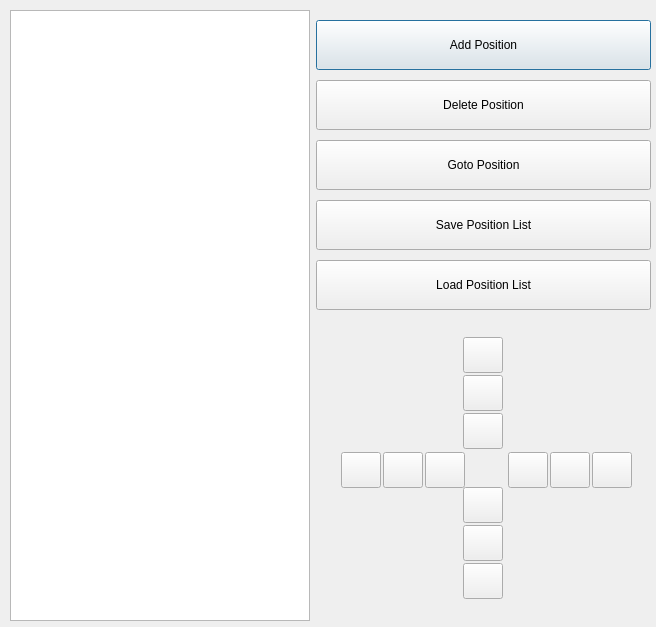
Before: the Qt Designer form src/app/src/stagecontrol.ui in CuriBio/nautilus_acquisition, drawn with Qt 5.
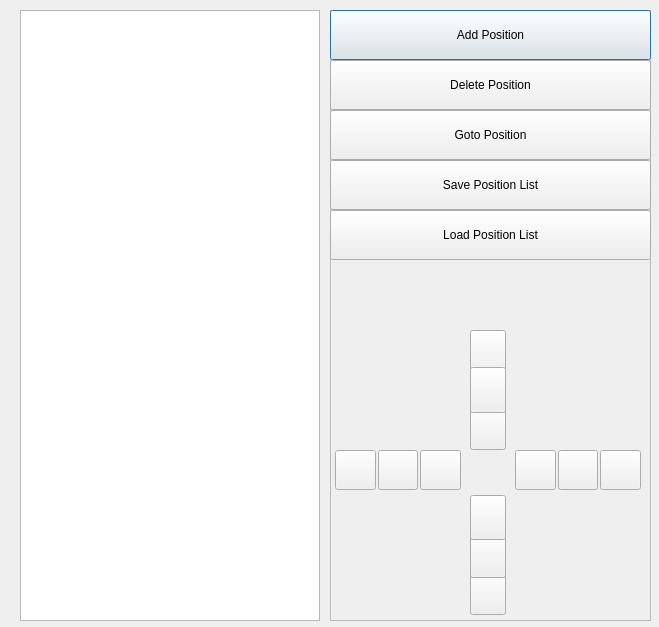
After: the same form once the commit is applied.

Commit message: fix stage nav modal

Patch:
```diff
--- a/src/app/src/stagecontrol.ui
+++ b/src/app/src/stagecontrol.ui
@@ -6,7 +6,7 @@
    <rect>
     <x>0</x>
     <y>0</y>
-    <width>656</width>
+    <width>659</width>
     <height>627</height>
    </rect>
   </property>
@@ -18,24 +18,62 @@
     <rect>
      <x>10</x>
      <y>10</y>
-     <width>641</width>
+     <width>321</width>
      <height>611</height>
     </rect>
    </property>
    <layout class="QGridLayout" name="gridLayout">
-    <item row="0" column="1">
-     <layout class="QVBoxLayout" name="stageLocControls">
-      <property name="spacing">
-       <number>10</number>
+    <item row="0" column="0">
+     <widget class="QListWidget" name="stageLocations">
+      <property name="maximumSize">
+       <size>
+        <width>300</width>
+        <height>16777215</height>
+       </size>
       </property>
-      <property name="sizeConstraint">
-       <enum>QLayout::SetFixedSize</enum>
+      <property name="styleSheet">
+       <string notr="true">font-size: 16px;</string>
       </property>
-      <property name="topMargin">
-       <number>10</number>
+      <property name="editTriggers">
+       <set>QAbstractItemView::DoubleClicked|QAbstractItemView::EditKeyPressed</set>
       </property>
-      <item>
+      <property name="dragDropOverwriteMode">
+       <bool>false</bool>
+      </property>
+      <property name="uniformItemSizes">
+       <bool>true</bool>
+      </property>
+      <property name="itemAlignment">
+       <set>Qt::AlignLeading</set>
+      </property>
+     </widget>
+    </item>
+   </layout>
+  </widget>
+  <widget class="QFrame" name="frame">
+   <property name="geometry">
+    <rect>
+     <x>330</x>
+     <y>10</y>
+     <width>321</width>
+     <height>611</height>
+    </rect>
+   </property>
+   <property name="frameShape">
+    <enum>QFrame::StyledPanel</enum>
+   </property>
+   <property name="frameShadow">
+    <enum>QFrame::Raised</enum>
+   </property>
        <widget class="QPushButton" name="addBtn">
+    <property name="geometry">
+     <rect>
+      <x>0</x>
+      <y>0</y>
+      <width>321</width>
+      <height>50</height>
+     </rect>
+    </property>
         <property name="sizePolicy">
          <sizepolicy hsizetype="Minimum" vsizetype="Preferred">
           <horstretch>0</horstretch>
@@ -58,9 +96,15 @@
          <string>Add Position</string>
         </property>
        </widget>
-      </item>
-      <item>
        <widget class="QPushButton" name="deleteBtn">
+    <property name="geometry">
+     <rect>
+      <x>0</x>
+      <y>50</y>
+      <width>321</width>
+      <height>50</height>
+     </rect>
+    </property>
         <property name="sizePolicy">
          <sizepolicy hsizetype="Minimum" vsizetype="Preferred">
           <horstretch>0</horstretch>
@@ -83,9 +127,15 @@
          <string>Delete Position</string>
         </property>
        </widget>
-      </item>
-      <item>
        <widget class="QPushButton" name="gotoPosBtn">
+    <property name="geometry">
+     <rect>
+      <x>0</x>
+      <y>100</y>
+      <width>321</width>
+      <height>50</height>
+     </rect>
+    </property>
         <property name="sizePolicy">
          <sizepolicy hsizetype="Preferred" vsizetype="Preferred">
           <horstretch>0</horstretch>
@@ -108,9 +158,15 @@
          <string>Goto Position</string>
         </property>
        </widget>
-      </item>
-      <item>
        <widget class="QPushButton" name="saveListBtn">
+    <property name="geometry">
+     <rect>
+      <x>0</x>
+      <y>150</y>
+      <width>321</width>
+      <height>50</height>
+     </rect>
+    </property>
         <property name="sizePolicy">
          <sizepolicy hsizetype="Preferred" vsizetype="Preferred">
           <horstretch>0</horstretch>
@@ -133,9 +189,15 @@
          <string>Save Position List</string>
         </property>
        </widget>
-      </item>
-      <item>
        <widget class="QPushButton" name="loadListBtn">
+    <property name="geometry">
+     <rect>
+      <x>0</x>
+      <y>200</y>
+      <width>321</width>
+      <height>50</height>
+     </rect>
+    </property>
         <property name="sizePolicy">
          <sizepolicy hsizetype="Preferred" vsizetype="Preferred">
           <horstretch>0</horstretch>
@@ -158,50 +220,58 @@
          <string>Load Position List</string>
         </property>
        </widget>
-      </item>
-      <item>
-       <layout class="QGridLayout" name="gridLayout_4">
-        <item row="0" column="0">
-         <widget class="QWidget" name="stageControl" native="true">
-          <property name="maximumSize">
-           <size>
-            <width>16777178</width>
-            <height>16777215</height>
-           </size>
-          </property>
-          <property name="autoFillBackground">
-           <bool>false</bool>
-          </property>
-          <widget class="QWidget" name="stageUp" native="true">
+   <widget class="QPushButton" name="stageUpBtn1">
            <property name="geometry">
             <rect>
-             <x>145</x>
-             <y>15</y>
+      <x>140</x>
+      <y>395</y>
              <width>36</width>
-             <height>120</height>
-            </rect>
-           </property>
-           <layout class="QVBoxLayout" name="verticalLayout_13">
-            <property name="spacing">
-             <number>2</number>
-            </property>
-            <property name="sizeConstraint">
-             <enum>QLayout::SetFixedSize</enum>
-            </property>
-            <property name="leftMargin">
-             <number>2</number>
-            </property>
-            <property name="topMargin">
-             <number>2</number>
-            </property>
-            <property name="rightMargin">
-             <number>2</number>
-            </property>
-            <property name="bottomMargin">
-             <number>2</number>
-            </property>
-            <item>
+      <height>45</height>
+     </rect>
+    </property>
+    <property name="sizePolicy">
+     <sizepolicy hsizetype="Expanding" vsizetype="Expanding">
+      <horstretch>0</horstretch>
+      <verstretch>0</verstretch>
+     </sizepolicy>
+    </property>
+    <property name="minimumSize">
+     <size>
+      <width>36</width>
+      <height>36</height>
+     </size>
+    </property>
+    <property name="accessibleName">
+     <string>stageUpBtn1</string>
+    </property>
+    <property name="text">
+     <string notr="true"/>
+    </property>
+    <property name="autoRepeat">
+     <bool>true</bool>
+    </property>
+    <property name="autoRepeatDelay">
+     <number>100</number>
+    </property>
+    <property name="autoRepeatInterval">
+     <number>200</number>
+    </property>
+    <property name="autoDefault">
+     <bool>false</bool>
+    </property>
+    <property name="flat">
+     <bool>false</bool>
+    </property>
+   </widget>
              <widget class="QPushButton" name="stageUpBtn3">
+    <property name="geometry">
+     <rect>
+      <x>140</x>
+      <y>320</y>
+      <width>36</width>
+      <height>45</height>
+     </rect>
+    </property>
               <property name="sizePolicy">
                <sizepolicy hsizetype="Expanding" vsizetype="Expanding">
                 <horstretch>0</horstretch>
@@ -236,9 +306,15 @@
                <bool>false</bool>
               </property>
              </widget>
-            </item>
-            <item>
              <widget class="QPushButton" name="stageUpBtn2">
+    <property name="geometry">
+     <rect>
+      <x>140</x>
+      <y>357</y>
+      <width>36</width>
+      <height>46</height>
+     </rect>
+    </property>
               <property name="sizePolicy">
                <sizepolicy hsizetype="Expanding" vsizetype="Expanding">
                 <horstretch>0</horstretch>
@@ -273,229 +349,15 @@
                <bool>false</bool>
               </property>
              </widget>
-            </item>
-            <item>
-             <widget class="QPushButton" name="stageUpBtn1">
-              <property name="sizePolicy">
-               <sizepolicy hsizetype="Expanding" vsizetype="Expanding">
-                <horstretch>0</horstretch>
-                <verstretch>0</verstretch>
-               </sizepolicy>
-              </property>
-              <property name="minimumSize">
-               <size>
-                <width>36</width>
-                <height>36</height>
-               </size>
-              </property>
-              <property name="accessibleName">
-               <string>stageUpBtn1</string>
-              </property>
-              <property name="text">
-               <string notr="true"/>
-              </property>
-              <property name="autoRepeat">
-               <bool>true</bool>
-              </property>
-              <property name="autoRepeatDelay">
-               <number>100</number>
-              </property>
-              <property name="autoRepeatInterval">
-               <number>200</number>
-              </property>
-              <property name="autoDefault">
-               <bool>false</bool>
-              </property>
-              <property name="flat">
-               <bool>false</bool>
-              </property>
-             </widget>
-            </item>
-           </layout>
-          </widget>
-          <widget class="QWidget" name="stageRight" native="true">
-           <property name="geometry">
-            <rect>
-             <x>190</x>
-             <y>130</y>
-             <width>130</width>
-             <height>40</height>
-            </rect>
-           </property>
-           <property name="minimumSize">
-            <size>
-             <width>0</width>
-             <height>0</height>
-            </size>
-           </property>
-           <property name="maximumSize">
-            <size>
-             <width>16777215</width>
-             <height>16777215</height>
-            </size>
-           </property>
-           <layout class="QHBoxLayout" name="horizontalLayout_13">
-            <property name="spacing">
-             <number>2</number>
-            </property>
-            <property name="sizeConstraint">
-             <enum>QLayout::SetFixedSize</enum>
-            </property>
-            <property name="leftMargin">
-             <number>2</number>
-            </property>
-            <property name="topMargin">
-             <number>2</number>
-            </property>
-            <property name="rightMargin">
-             <number>2</number>
-            </property>
-            <property name="bottomMargin">
-             <number>2</number>
-            </property>
-            <item>
-             <widget class="QPushButton" name="stageRightBtn1">
-              <property name="sizePolicy">
-               <sizepolicy hsizetype="Expanding" vsizetype="Expanding">
-                <horstretch>0</horstretch>
-                <verstretch>0</verstretch>
-               </sizepolicy>
-              </property>
-              <property name="minimumSize">
-               <size>
-                <width>36</width>
-                <height>36</height>
-               </size>
-              </property>
-              <property name="accessibleName">
-               <string>stageRightBtn1</string>
-              </property>
-              <property name="text">
-               <string notr="true"/>
-              </property>
-              <property name="autoRepeat">
-               <bool>true</bool>
-              </property>
-              <property name="autoRepeatDelay">
-               <number>100</number>
-              </property>
-              <property name="autoRepeatInterval">
-               <number>200</number>
-              </property>
-              <property name="autoDefault">
-               <bool>false</bool>
-              </property>
-              <property name="flat">
-               <bool>false</bool>
-              </property>
-             </widget>
-            </item>
-            <item>
-             <widget class="QPushButton" name="stageRightBtn2">
-              <property name="sizePolicy">
-               <sizepolicy hsizetype="Expanding" vsizetype="Expanding">
-                <horstretch>0</horstretch>
-                <verstretch>0</verstretch>
-               </sizepolicy>
-              </property>
-              <property name="minimumSize">
-               <size>
-                <width>36</width>
-                <height>36</height>
-               </size>
-              </property>
-              <property name="accessibleName">
-               <string>stageRightBtn2</string>
-              </property>
-              <property name="text">
-               <string notr="true"/>
-              </property>
-              <property name="autoRepeat">
-               <bool>true</bool>
-              </property>
-              <property name="autoRepeatDelay">
-               <number>100</number>
-              </property>
-              <property name="autoRepeatInterval">
-               <number>200</number>
-              </property>
-              <property name="autoDefault">
-               <bool>false</bool>
-              </property>
-              <property name="flat">
-               <bool>false</bool>
-              </property>
-             </widget>
-            </item>
-            <item>
-             <widget class="QPushButton" name="stageRightBtn3">
-              <property name="sizePolicy">
-               <sizepolicy hsizetype="Expanding" vsizetype="Expanding">
-                <horstretch>0</horstretch>
-                <verstretch>0</verstretch>
-               </sizepolicy>
-              </property>
-              <property name="minimumSize">
-               <size>
-                <width>36</width>
-                <height>36</height>
-               </size>
-              </property>
-              <property name="accessibleName">
-               <string>stageRightBtn3</string>
-              </property>
-              <property name="text">
-               <string notr="true"/>
-              </property>
-              <property name="autoRepeat">
-               <bool>true</bool>
-              </property>
-              <property name="autoRepeatDelay">
-               <number>100</number>
-              </property>
-              <property name="autoRepeatInterval">
-               <number>200</number>
-              </property>
-              <property name="autoDefault">
-               <bool>false</bool>
-              </property>
-              <property name="flat">
-               <bool>false</bool>
-              </property>
-             </widget>
-            </item>
-           </layout>
-          </widget>
-          <widget class="QWidget" name="stageLeft" native="true">
-           <property name="geometry">
-            <rect>
-             <x>23</x>
-             <y>130</y>
-             <width>130</width>
-             <height>40</height>
-            </rect>
-           </property>
-           <layout class="QHBoxLayout" name="horizontalLayout_14">
-            <property name="spacing">
-             <number>2</number>
-            </property>
-            <property name="sizeConstraint">
-             <enum>QLayout::SetFixedSize</enum>
-            </property>
-            <property name="leftMargin">
-             <number>2</number>
-            </property>
-            <property name="topMargin">
-             <number>2</number>
-            </property>
-            <property name="rightMargin">
-             <number>2</number>
-            </property>
-            <property name="bottomMargin">
-             <number>2</number>
-            </property>
-            <item>
              <widget class="QPushButton" name="stageLeftBtn3">
+    <property name="geometry">
+     <rect>
+      <x>90</x>
+      <y>440</y>
+      <width>41</width>
+      <height>40</height>
+     </rect>
+    </property>
               <property name="sizePolicy">
                <sizepolicy hsizetype="Expanding" vsizetype="Expanding">
                 <horstretch>0</horstretch>
@@ -530,46 +392,15 @@
                <bool>false</bool>
               </property>
              </widget>
-            </item>
-            <item>
-             <widget class="QPushButton" name="stageLeftBtn2">
-              <property name="sizePolicy">
-               <sizepolicy hsizetype="Expanding" vsizetype="Expanding">
-                <horstretch>0</horstretch>
-                <verstretch>0</verstretch>
-               </sizepolicy>
-              </property>
-              <property name="minimumSize">
-               <size>
-                <width>36</width>
-                <height>36</height>
-               </size>
-              </property>
-              <property name="accessibleName">
-               <string>stageLeftBtn2</string>
-              </property>
-              <property name="text">
-               <string notr="true"/>
-              </property>
-              <property name="autoRepeat">
-               <bool>true</bool>
-              </property>
-              <property name="autoRepeatDelay">
-               <number>100</number>
-              </property>
-              <property name="autoRepeatInterval">
-               <number>200</number>
-              </property>
-              <property name="autoDefault">
-               <bool>false</bool>
-              </property>
-              <property name="flat">
-               <bool>false</bool>
-              </property>
-             </widget>
-            </item>
-            <item>
              <widget class="QPushButton" name="stageLeftBtn1">
+    <property name="geometry">
+     <rect>
+      <x>48</x>
+      <y>440</y>
+      <width>40</width>
+      <height>40</height>
+     </rect>
+    </property>
               <property name="sizePolicy">
                <sizepolicy hsizetype="Expanding" vsizetype="Expanding">
                 <horstretch>0</horstretch>
@@ -604,39 +435,101 @@
                <bool>false</bool>
               </property>
              </widget>
-            </item>
-           </layout>
-          </widget>
-          <widget class="QWidget" name="stageDown" native="true">
+   <widget class="QPushButton" name="stageLeftBtn2">
            <property name="geometry">
             <rect>
-             <x>145</x>
-             <y>165</y>
+      <x>5</x>
+      <y>440</y>
+      <width>41</width>
+      <height>40</height>
+     </rect>
+    </property>
+    <property name="sizePolicy">
+     <sizepolicy hsizetype="Expanding" vsizetype="Expanding">
+      <horstretch>0</horstretch>
+      <verstretch>0</verstretch>
+     </sizepolicy>
+    </property>
+    <property name="minimumSize">
+     <size>
              <width>36</width>
-             <height>120</height>
-            </rect>
-           </property>
-           <layout class="QVBoxLayout" name="verticalLayout_14">
-            <property name="spacing">
-             <number>2</number>
-            </property>
-            <property name="sizeConstraint">
-             <enum>QLayout::SetFixedSize</enum>
-            </property>
-            <property name="leftMargin">
-             <number>2</number>
-            </property>
-            <property name="topMargin">
-             <number>2</number>
-            </property>
-            <property name="rightMargin">
-             <number>2</number>
-            </property>
-            <property name="bottomMargin">
-             <number>2</number>
-            </property>
-            <item>
-             <widget class="QPushButton" name="stageDownBtn1">
+      <height>36</height>
+     </size>
+    </property>
+    <property name="accessibleName">
+     <string>stageLeftBtn2</string>
+    </property>
+    <property name="text">
+     <string notr="true"/>
+    </property>
+    <property name="autoRepeat">
+     <bool>true</bool>
+    </property>
+    <property name="autoRepeatDelay">
+     <number>100</number>
+    </property>
+    <property name="autoRepeatInterval">
+     <number>200</number>
+    </property>
+    <property name="autoDefault">
+     <bool>false</bool>
+    </property>
+    <property name="flat">
+     <bool>false</bool>
+    </property>
+   </widget>
+   <widget class="QPushButton" name="stageRightBtn3">
+    <property name="geometry">
+     <rect>
+      <x>270</x>
+      <y>440</y>
+      <width>41</width>
+      <height>40</height>
+     </rect>
+    </property>
+    <property name="sizePolicy">
+     <sizepolicy hsizetype="Expanding" vsizetype="Expanding">
+      <horstretch>0</horstretch>
+      <verstretch>0</verstretch>
+     </sizepolicy>
+    </property>
+    <property name="minimumSize">
+     <size>
+      <width>36</width>
+      <height>36</height>
+     </size>
+    </property>
+    <property name="accessibleName">
+     <string>stageRightBtn3</string>
+    </property>
+    <property name="text">
+     <string notr="true"/>
+    </property>
+    <property name="autoRepeat">
+     <bool>true</bool>
+    </property>
+    <property name="autoRepeatDelay">
+     <number>100</number>
+    </property>
+    <property name="autoRepeatInterval">
+     <number>200</number>
+    </property>
+    <property name="autoDefault">
+     <bool>false</bool>
+    </property>
+    <property name="flat">
+     <bool>false</bool>
+    </property>
+   </widget>
+   <widget class="QPushButton" name="stageRightBtn2">
+    <property name="geometry">
+     <rect>
+      <x>228</x>
+      <y>440</y>
+      <width>40</width>
+      <height>40</height>
+     </rect>
+    </property>
               <property name="sizePolicy">
                <sizepolicy hsizetype="Expanding" vsizetype="Expanding">
                 <horstretch>0</horstretch>
@@ -671,9 +564,15 @@
                <bool>false</bool>
               </property>
              </widget>
-            </item>
-            <item>
-             <widget class="QPushButton" name="stageDownBtn2">
+   <widget class="QPushButton" name="stageRightBtn1">
+    <property name="geometry">
+     <rect>
+      <x>185</x>
+      <y>440</y>
+      <width>41</width>
+      <height>40</height>
+     </rect>
+    </property>
               <property name="sizePolicy">
                <sizepolicy hsizetype="Expanding" vsizetype="Expanding">
                 <horstretch>0</horstretch>
@@ -708,9 +607,15 @@
                <bool>false</bool>
               </property>
              </widget>
-            </item>
-            <item>
              <widget class="QPushButton" name="stageDownBtn3">
+    <property name="geometry">
+     <rect>
+      <x>140</x>
+      <y>560</y>
+      <width>36</width>
+      <height>45</height>
+     </rect>
+    </property>
               <property name="sizePolicy">
                <sizepolicy hsizetype="Expanding" vsizetype="Expanding">
                 <horstretch>0</horstretch>
@@ -745,41 +650,92 @@
                <bool>false</bool>
               </property>
              </widget>
-            </item>
-           </layout>
-          </widget>
-         </widget>
-        </item>
-       </layout>
-      </item>
-     </layout>
-    </item>
-    <item row="0" column="0">
-     <widget class="QListWidget" name="stageLocations">
-      <property name="maximumSize">
+   <widget class="QPushButton" name="stageDownBtn2">
+    <property name="geometry">
+     <rect>
+      <x>140</x>
+      <y>522</y>
+      <width>36</width>
+      <height>46</height>
+     </rect>
+    </property>
+    <property name="sizePolicy">
+     <sizepolicy hsizetype="Expanding" vsizetype="Expanding">
+      <horstretch>0</horstretch>
+      <verstretch>0</verstretch>
+     </sizepolicy>
+    </property>
+    <property name="minimumSize">
        <size>
-        <width>300</width>
-        <height>16777215</height>
-       </size>
-      </property>
-      <property name="styleSheet">
-       <string notr="true">font-size: 16px;</string>
-      </property>
-      <property name="editTriggers">
-       <set>QAbstractItemView::DoubleClicked|QAbstractItemView::EditKeyPressed</set>
-      </property>
-      <property name="dragDropOverwriteMode">
+      <width>36</width>
+      <height>36</height>
+     </size>
+    </property>
+    <property name="accessibleName">
+     <string>stageDownBtn2</string>
+    </property>
+    <property name="text">
+     <string notr="true"/>
+    </property>
+    <property name="autoRepeat">
+     <bool>true</bool>
+    </property>
+    <property name="autoRepeatDelay">
+     <number>100</number>
+    </property>
+    <property name="autoRepeatInterval">
+     <number>200</number>
+    </property>
+    <property name="autoDefault">
        <bool>false</bool>
       </property>
-      <property name="uniformItemSizes">
+    <property name="flat">
+     <bool>false</bool>
+    </property>
+   </widget>
+   <widget class="QPushButton" name="stageDownBtn1">
+    <property name="geometry">
+     <rect>
+      <x>140</x>
+      <y>485</y>
+      <width>36</width>
+      <height>45</height>
+     </rect>
+    </property>
+    <property name="sizePolicy">
+     <sizepolicy hsizetype="Expanding" vsizetype="Expanding">
+      <horstretch>0</horstretch>
+      <verstretch>0</verstretch>
+     </sizepolicy>
+    </property>
+    <property name="minimumSize">
+     <size>
+      <width>36</width>
+      <height>36</height>
+     </size>
+    </property>
+    <property name="accessibleName">
+     <string>stageDownBtn1</string>
+    </property>
+    <property name="text">
+     <string notr="true"/>
+    </property>
+    <property name="autoRepeat">
        <bool>true</bool>
       </property>
-      <property name="itemAlignment">
-       <set>Qt::AlignLeading</set>
-      </property>
-     </widget>
-    </item>
-   </layout>
+    <property name="autoRepeatDelay">
+     <number>100</number>
+    </property>
+    <property name="autoRepeatInterval">
+     <number>200</number>
+    </property>
+    <property name="autoDefault">
+     <bool>false</bool>
+    </property>
+    <property name="flat">
+     <bool>false</bool>
+    </property>
+   </widget>
   </widget>
  </widget>
  <resources/>
```
Left out of the diff: 4 changed lines with no effect on the pictures. Lines whose indentation alone changed are shown as unchanged. The commit also changes 1 other file.
